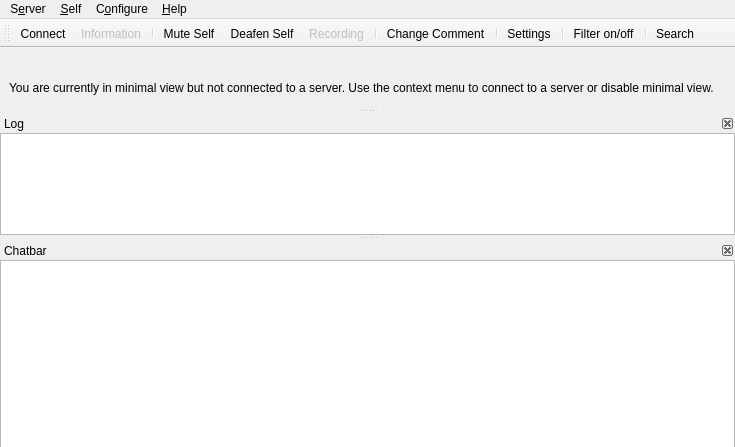
Above: src/mumble/MainWindow.ui from mumble-voip/mumble before the change. Below: the same form after it.
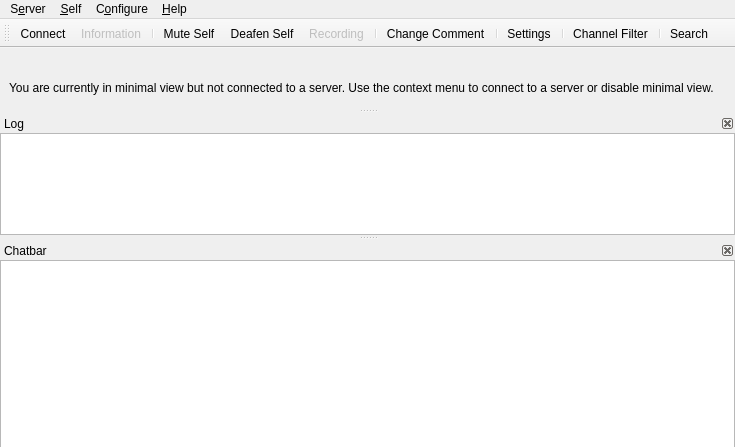
That is the form after the change. Icons and pictures are not drawn. Custom widgets are drawn as their Qt base class.

Commit message:
CHANGE(client): Add channel filter toggle action to config menu
When using minimal view channel filtering could only be toggled by
pressing the keyboard shortcut.

This commit renames and adds the 'Channel Filter' action to
the MenuBar->Config menu.

Fixes #1737

Patch:
```diff
--- a/src/mumble/MainWindow.ui
+++ b/src/mumble/MainWindow.ui
@@ -614,7 +614,7 @@
      <activeon>skin:filter_on.svg</activeon>skin:filter_off.svg</iconset>
    </property>
    <property name="text">
-    <string>&amp;Filter on/off</string>
+    <string>Channel &amp;Filter</string>
    </property>
    <property name="toolTip">
     <string>Toggle the channel filter (Alt+F)</string>
```
The commit also changes 1 other file.
